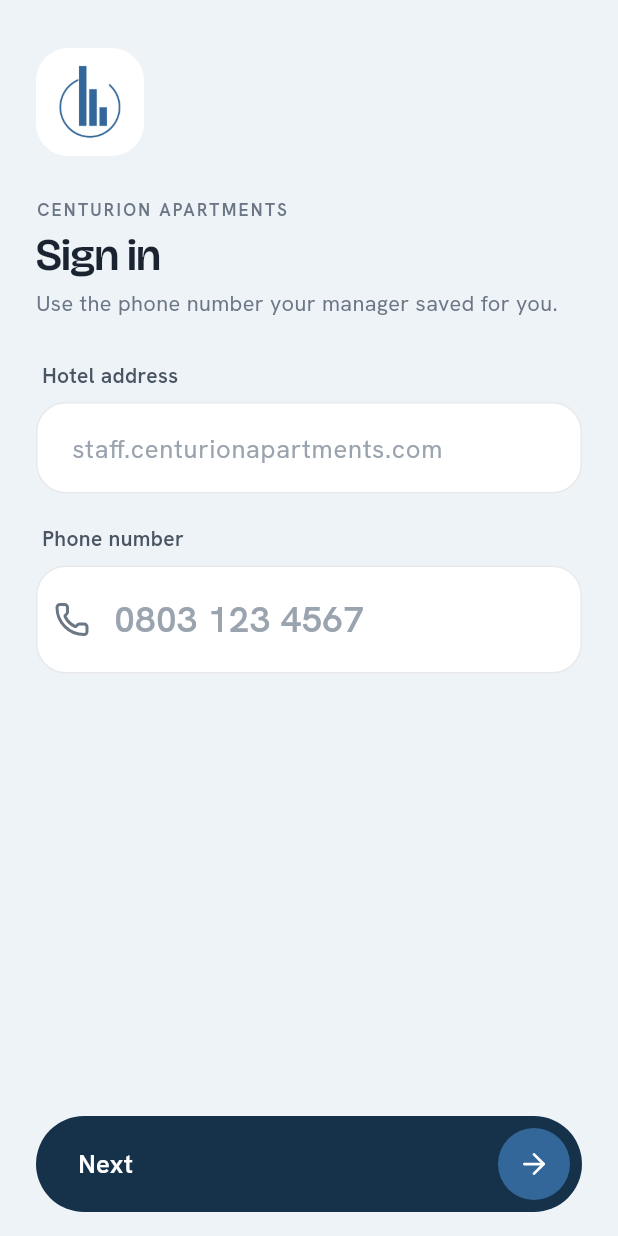
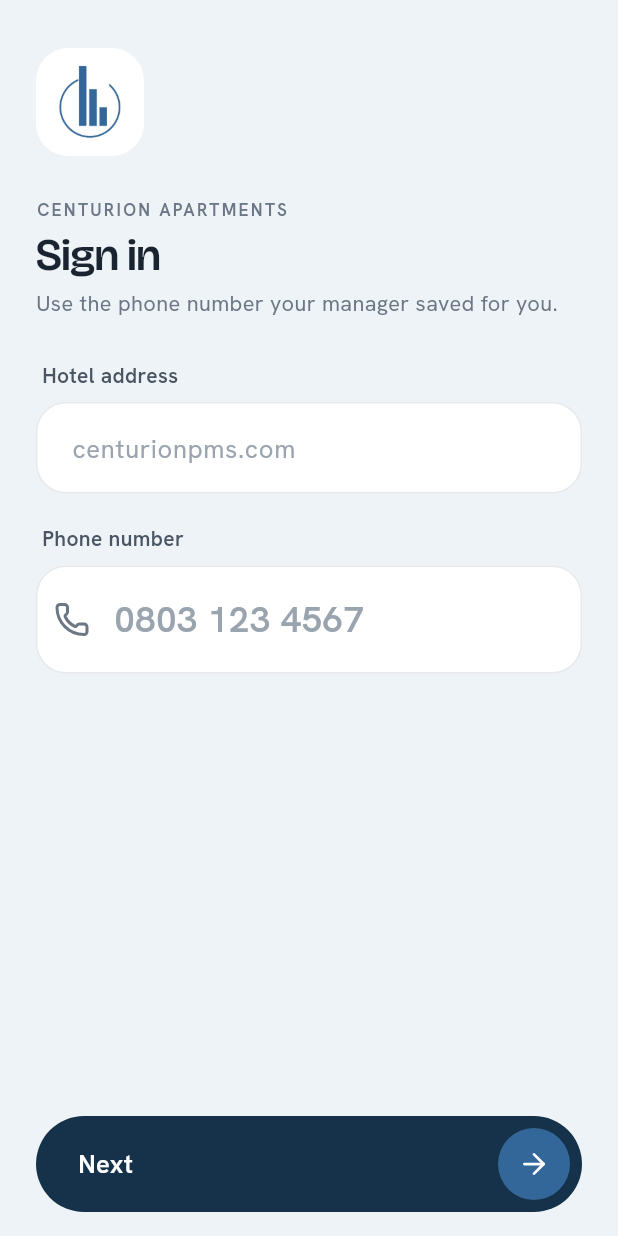
Before and after one commit to Centurion-CT/Centurion_pms, a Flutter app: the screen it shows after launch, on a phone screen of 412 x 824 dp. Run offline on Flutter 3.47's test engine with Material 3 defaults, Android fonts, the phone set to English and light mode, and no system bars; our stand-ins replace connectivity_plus, device_info_plus, dio, drift, drift_flutter, flutter_riverpod and 4 more; missing offline and left inert: ulid; accounts and stored records are empty; generated files the repository leaves out were written again.

Commit message:
Staff app: hotel address is centurionpms.com
Co-Authored-By: Claude Opus 5.5 <noreply@anthropic.com>

```diff
--- a/mobile/lib/core/config.dart
+++ b/mobile/lib/core/config.dart
@@ -1,6 +1,6 @@
 // Build-time configuration.
 //
-//   flutter run --dart-define=CENTURION_HOST=staff.centurionapartments.com
+//   flutter run --dart-define=CENTURION_HOST=centurionpms.com
 //   flutter run --dart-define=CENTURION_HOST=http://127.0.0.1:8765   (local)
 //   flutter build web --dart-define=STAFF_DEMO=true                  (demo data)
 //
--- a/mobile/lib/core/strings.dart
+++ b/mobile/lib/core/strings.dart
@@ -14,7 +14,7 @@ class S {
   static const phoneTooShort = 'Enter your full phone number.';
   static const next = 'Next';
   static const hotelAddress = 'Hotel address';
-  static const hotelAddressHint = 'staff.centurionapartments.com';
+  static const hotelAddressHint = 'centurionpms.com';
   static const hotelAddressMissing = 'Enter the hotel address first.';
   static const pinTitle = 'Enter your PIN';
   static String pinFor(String phone) => 'For $phone';
```
Also changed, not shown: 1 other file.
